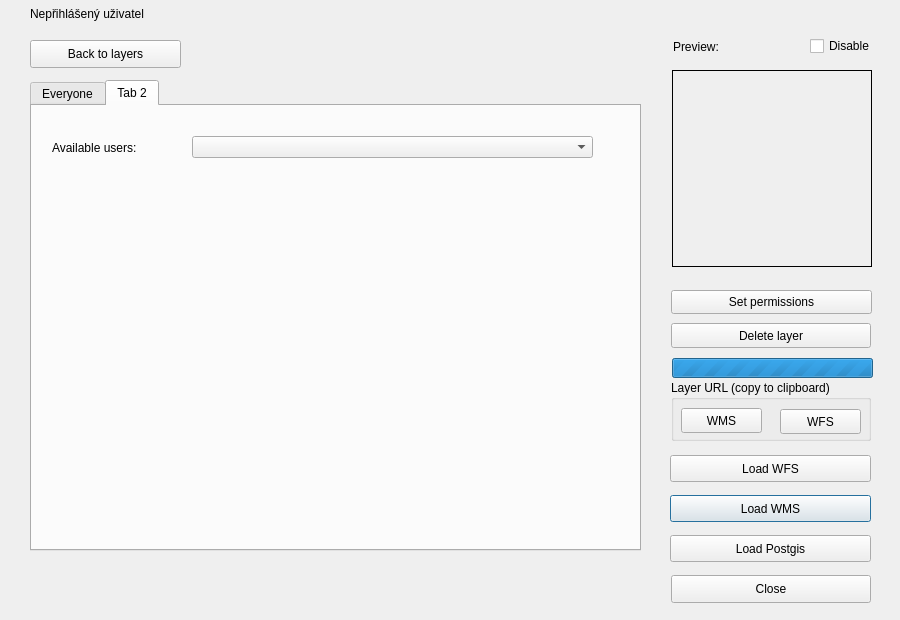
Old version of the form dlg_addLayer.ui in the repository LESPROJEKT/qgis-layman-plugin.
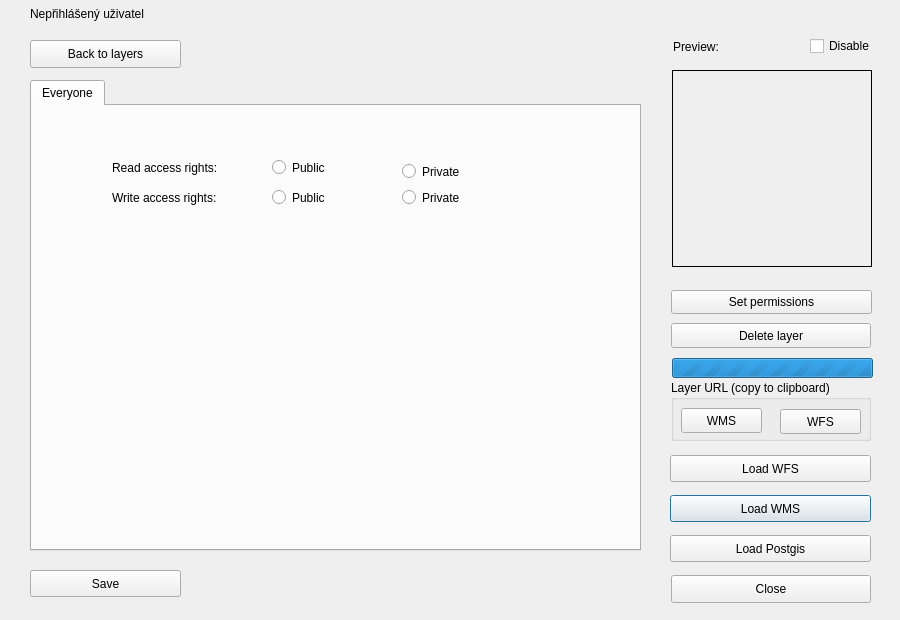
New version of the form. The open tabs and pages were chosen to show the change. Icons and pictures are not drawn. Custom widgets are drawn as their Qt base class.

Commit message: ošetření stavu checkboxu

What changed in the file:
```diff
--- a/dlg_addLayer.ui
+++ b/dlg_addLayer.ui
@@ -412,11 +412,13 @@
         <cstring>radioButton_4</cstring>
        </property>
       </widget>
+     </widget>
+    </widget>
       <widget class="QPushButton" name="pushButton_save">
        <property name="geometry">
         <rect>
-         <x>20</x>
-         <y>390</y>
+       <x>10</x>
+       <y>540</y>
          <width>151</width>
          <height>27</height>
         </rect>
@@ -428,42 +430,6 @@
         <iconset>
          <normaloff>../../../../../../../../../../../../../../../../.designer/backup/icons/save_ico.png</normaloff>../../../../../../../../../../../../../../../../.designer/backup/icons/save_ico.png</iconset>
        </property>
-      </widget>
-     </widget>
-     <widget class="QWidget" name="tab_2">
-      <attribute name="title">
-       <string>Tab 2</string>
-      </attribute>
-      <widget class="QLabel" name="label">
-       <property name="geometry">
-        <rect>
-         <x>20</x>
-         <y>34</y>
-         <width>161</width>
-         <height>16</height>
-        </rect>
-       </property>
-       <property name="text">
-        <string>Available users:</string>
-       </property>
-       <property name="buddy">
-        <cstring>comboBox_users</cstring>
-       </property>
-      </widget>
-      <widget class="QComboBox" name="comboBox_users">
-       <property name="geometry">
-        <rect>
-         <x>160</x>
-         <y>30</y>
-         <width>401</width>
-         <height>22</height>
-        </rect>
-       </property>
-       <property name="insertPolicy">
-        <enum>QComboBox::InsertAfterCurrent</enum>
-       </property>
-      </widget>
-     </widget>
     </widget>
    </widget>
    <widget class="QWidget" name="page2">
```
Lines whose indentation alone changed are shown as unchanged. The commit also changes 1 other file.
